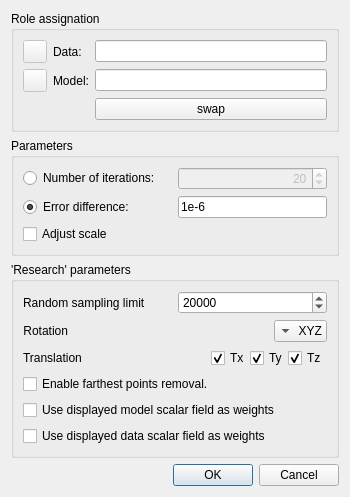
CloudCompare/CloudCompare, file qCC/ui_templates/registrationDlg.ui: the form before one commit.
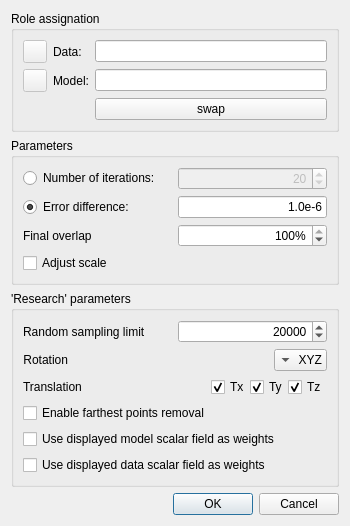
The form after the commit.

Commit message: New option for ICP registration (overlap) + bug fixes and enhancements for the bounded C2C distance

Diff of the .ui file:
```diff
--- a/qCC/ui_templates/registrationDlg.ui
+++ b/qCC/ui_templates/registrationDlg.ui
@@ -7,7 +7,7 @@
     <x>0</x>
     <y>0</y>
     <width>350</width>
-    <height>463</height>
+    <height>491</height>
    </rect>
   </property>
   <property name="windowTitle">
@@ -213,7 +213,46 @@
               <enum>Qt::RightToLeft</enum>
              </property>
              <property name="text">
-              <string>1e-6</string>
+              <string>1.0e-6</string>
+             </property>
+             <property name="alignment">
+              <set>Qt::AlignRight|Qt::AlignTrailing|Qt::AlignVCenter</set>
+             </property>
+            </widget>
+           </item>
+          </layout>
+         </item>
+         <item>
+          <layout class="QHBoxLayout" name="horizontalLayout_6">
+           <item>
+            <widget class="QLabel" name="label_4">
+             <property name="text">
+              <string>Final overlap</string>
+             </property>
+            </widget>
+           </item>
+           <item>
+            <widget class="QSpinBox" name="overlapSpinBox">
+             <property name="toolTip">
+              <string>Rough estimation of the final overlap of the two clouds (the smaller, the finer the initial registration should be!)</string>
+             </property>
+             <property name="alignment">
+              <set>Qt::AlignRight|Qt::AlignTrailing|Qt::AlignVCenter</set>
+             </property>
+             <property name="suffix">
+              <string>%</string>
+             </property>
+             <property name="minimum">
+              <number>10</number>
+             </property>
+             <property name="maximum">
+              <number>100</number>
+             </property>
+             <property name="singleStep">
+              <number>10</number>
+             </property>
+             <property name="value">
+              <number>100</number>
              </property>
             </widget>
            </item>
@@ -255,6 +294,9 @@
              <property name="toolTip">
               <string>Above this limit, clouds are randomly resampled at each iteration</string>
              </property>
+             <property name="alignment">
+              <set>Qt::AlignRight|Qt::AlignTrailing|Qt::AlignVCenter</set>
+             </property>
              <property name="maximum">
               <number>1000000000</number>
              </property>
@@ -424,7 +466,7 @@
             <string>Chose this option to remove points that are likely to disturb the registration during the computation.</string>
            </property>
            <property name="text">
-            <string>Enable farthest points removal.</string>
+            <string>Enable farthest points removal</string>
            </property>
           </widget>
          </item>
```
The commit also changes 23 other files.
